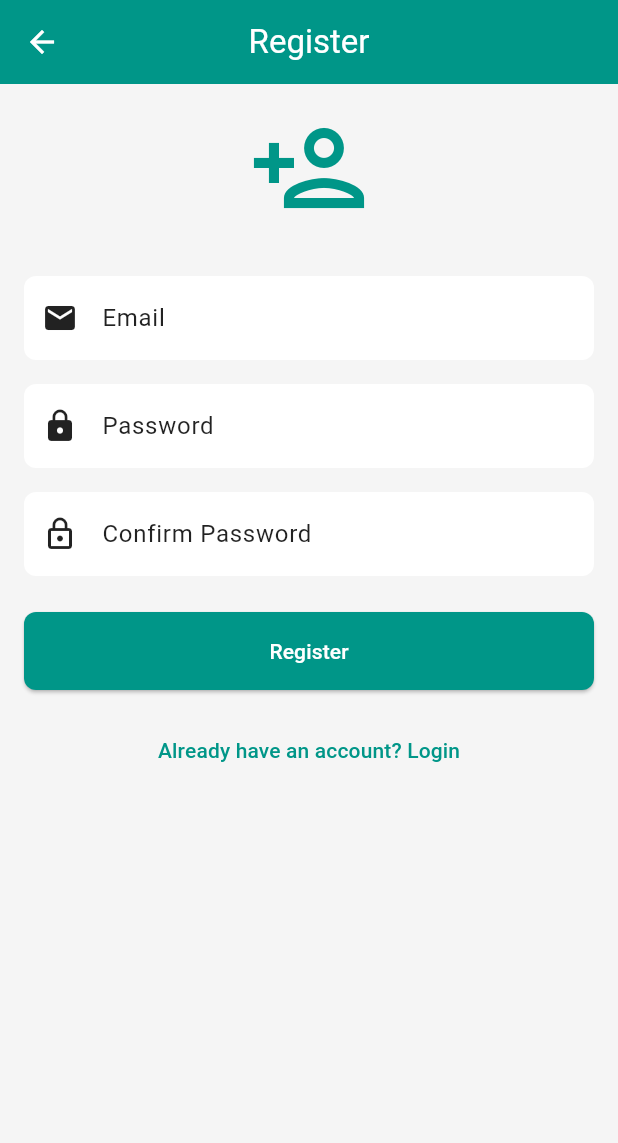
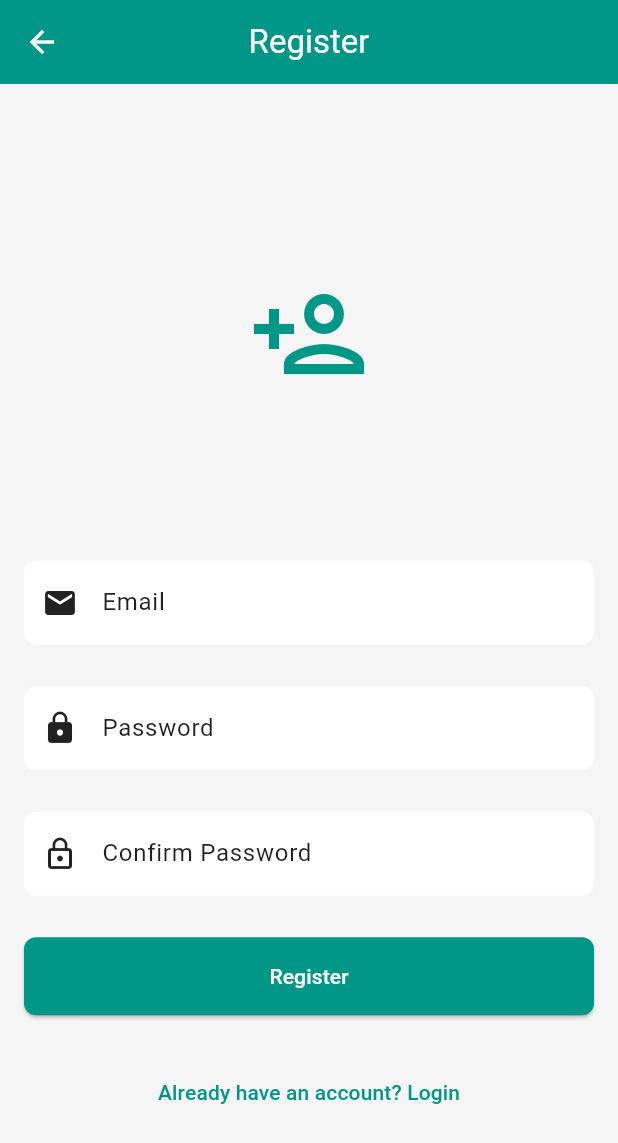
Before and after one commit to SergiCoder/flutter_firebase_auth_clean_arch, a Flutter app: the screen it shows after launch, after a tap on "Login", after a tap on "Don't have an account? Register", on a phone screen of 412 x 824 dp. Shown: the top 1143 px of the screen. Run offline on Flutter 3.47's test engine with Material 3 defaults, Android fonts, the phone set to English and light mode, and no system bars; our stand-ins replace firebase_auth, firebase_core, flutter_dotenv, flutter_hooks, flutter_riverpod, get_it and 2 more; missing offline and left inert: firebase_app_check; accounts and stored records are empty.

Commit message:
feat: Improve form layouts with responsive Spacer widgets

```diff
--- a/lib/features/auth/presentation/login_screen.dart
+++ b/lib/features/auth/presentation/login_screen.dart
@@ -117,12 +117,13 @@ class LoginScreen extends HookConsumerWidget {
         mainAxisAlignment: MainAxisAlignment.center,
         crossAxisAlignment: CrossAxisAlignment.stretch,
         children: [
+          const Spacer(flex: 4),
           Icon(
             Icons.lock_outline,
             size: 80,
             color: Theme.of(context).colorScheme.primary,
           ),
-          const SizedBox(height: 32),
+          const Spacer(flex: 4),
           if (errorMessage != null) ...[
             Text(
               errorMessage,
@@ -131,7 +132,7 @@ class LoginScreen extends HookConsumerWidget {
               ),
               textAlign: TextAlign.center,
             ),
-            const SizedBox(height: 16),
+            const Spacer(),
           ],
           TextFormField(
             controller: emailController,
@@ -157,7 +158,7 @@ class LoginScreen extends HookConsumerWidget {
               return null;
             },
           ),
-          const SizedBox(height: 16),
+          const Spacer(),
           TextFormField(
             controller: passwordController,
             focusNode: passwordFocusNode,
@@ -187,7 +188,7 @@ class LoginScreen extends HookConsumerWidget {
               return null;
             },
           ),
-          const SizedBox(height: 24),
+          const Spacer(),
           ElevatedButton(
             onPressed: () {
               _submitForm(
@@ -202,13 +203,14 @@ class LoginScreen extends HookConsumerWidget {
             ),
             child: const Text('Login'),
           ),
-          const SizedBox(height: 16),
+          const Spacer(),
           TextButton(
             onPressed: () {
               context.pushRoute(AppRoute.register);
             },
             child: const Text("Don't have an account? Register"),
           ),
+          const Spacer(flex: 2),
         ],
       ),
     );
--- a/lib/features/auth/presentation/register_screen.dart
+++ b/lib/features/auth/presentation/register_screen.dart
@@ -125,17 +125,17 @@ class RegisterScreen extends HookConsumerWidget {
   }) {
     return Form(
       key: formKey,
-      child: SingleChildScrollView(
       child: Column(
         mainAxisAlignment: MainAxisAlignment.center,
         crossAxisAlignment: CrossAxisAlignment.stretch,
         children: [
+          const Spacer(flex: 4),
           Icon(
             Icons.person_add_outlined,
             size: 80,
             color: Theme.of(context).colorScheme.primary,
           ),
-            const SizedBox(height: 32),
+          const Spacer(flex: 4),
           if (errorMessage != null) ...[
             Text(
               errorMessage,
@@ -144,7 +144,7 @@ class RegisterScreen extends HookConsumerWidget {
               ),
               textAlign: TextAlign.center,
             ),
-              const SizedBox(height: 16),
+            const Spacer(),
           ],
           TextFormField(
             controller: emailController,
@@ -170,7 +170,7 @@ class RegisterScreen extends HookConsumerWidget {
               return null;
             },
           ),
-            const SizedBox(height: 16),
+          const Spacer(),
           TextFormField(
             controller: passwordController,
             focusNode: passwordFocusNode,
@@ -195,7 +195,7 @@ class RegisterScreen extends HookConsumerWidget {
               return null;
             },
           ),
-            const SizedBox(height: 16),
+          const Spacer(),
           TextFormField(
             controller: confirmPasswordController,
             focusNode: confirmPasswordFocusNode,
@@ -225,7 +225,7 @@ class RegisterScreen extends HookConsumerWidget {
               return null;
             },
           ),
-            const SizedBox(height: 24),
+          const Spacer(),
           ElevatedButton(
             onPressed: () {
               _submitForm(
@@ -240,15 +240,15 @@ class RegisterScreen extends HookConsumerWidget {
             ),
             child: const Text('Register'),
           ),
-            const SizedBox(height: 16),
+          const Spacer(),
           TextButton(
             onPressed: () {
               context.goRoute(AppRoute.login);
             },
             child: const Text('Already have an account? Login'),
           ),
+          const Spacer(flex: 2),
         ],
-        ),
       ),
     );
   }
```
Lines whose indentation alone changed are shown as unchanged.
